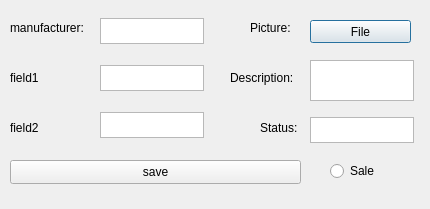
Old version of the form Visual/visual/Windows/Detail/detailsetwindow.ui in the repository werr2410/Project_ShadowScreen.
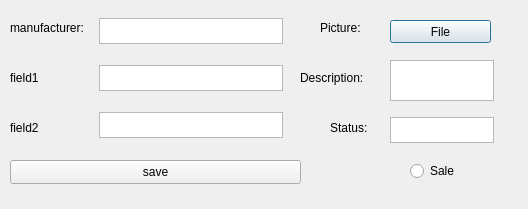
New version of the form.

```diff
--- a/Visual/visual/Windows/Detail/detailsetwindow.ui
+++ b/Visual/visual/Windows/Detail/detailsetwindow.ui
@@ -6,7 +6,7 @@
    <rect>
     <x>0</x>
     <y>0</y>
-    <width>430</width>
+    <width>528</width>
     <height>209</height>
    </rect>
   </property>
@@ -55,9 +55,9 @@
   <widget class="QTextEdit" name="textEdit_Field0">
    <property name="geometry">
     <rect>
-     <x>100</x>
+     <x>99</x>
      <y>18</y>
-     <width>104</width>
+     <width>184</width>
      <height>26</height>
     </rect>
    </property>
@@ -68,9 +68,9 @@
   <widget class="QTextEdit" name="textEdit_Field1">
    <property name="geometry">
     <rect>
-     <x>100</x>
+     <x>99</x>
      <y>65</y>
-     <width>104</width>
+     <width>184</width>
      <height>26</height>
     </rect>
    </property>
@@ -81,9 +81,9 @@
   <widget class="QTextEdit" name="textEdit_Field2">
    <property name="geometry">
     <rect>
-     <x>100</x>
+     <x>99</x>
      <y>112</y>
-     <width>104</width>
+     <width>184</width>
      <height>26</height>
     </rect>
    </property>
@@ -94,7 +94,7 @@
   <widget class="QLabel" name="label_Picture">
    <property name="geometry">
     <rect>
-     <x>250</x>
+     <x>320</x>
      <y>20</y>
      <width>49</width>
      <height>16</height>
@@ -107,7 +107,7 @@
   <widget class="QLabel" name="label_Description">
    <property name="geometry">
     <rect>
-     <x>230</x>
+     <x>300</x>
      <y>70</y>
      <width>70</width>
      <height>16</height>
@@ -120,7 +120,7 @@
   <widget class="QLabel" name="label_Status">
    <property name="geometry">
     <rect>
-     <x>260</x>
+     <x>330</x>
      <y>120</y>
      <width>40</width>
      <height>16</height>
@@ -133,7 +133,7 @@
   <widget class="QRadioButton" name="radioButton_Sale">
    <property name="geometry">
     <rect>
-     <x>330</x>
+     <x>410</x>
      <y>160</y>
      <width>51</width>
      <height>22</height>
@@ -146,7 +146,7 @@
   <widget class="QPushButton" name="pushButton_File">
    <property name="geometry">
     <rect>
-     <x>310</x>
+     <x>390</x>
      <y>20</y>
      <width>101</width>
      <height>23</height>
@@ -159,7 +159,7 @@
   <widget class="QTextEdit" name="textEdit_Description">
    <property name="geometry">
     <rect>
-     <x>310</x>
+     <x>390</x>
      <y>60</y>
      <width>104</width>
      <height>41</height>
@@ -169,7 +169,7 @@
   <widget class="QTextEdit" name="textEdit_Status">
    <property name="geometry">
     <rect>
-     <x>310</x>
+     <x>390</x>
      <y>117</y>
      <width>104</width>
      <height>26</height>
```
Left out of the diff: 2 changed lines with no effect on the pictures.
